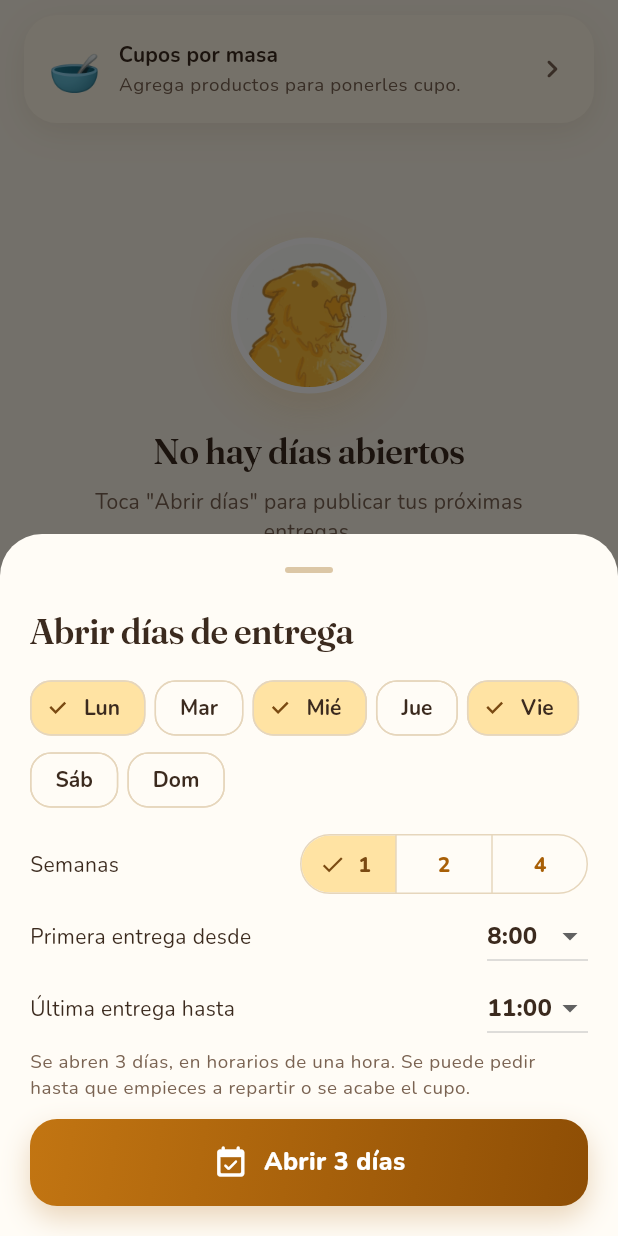
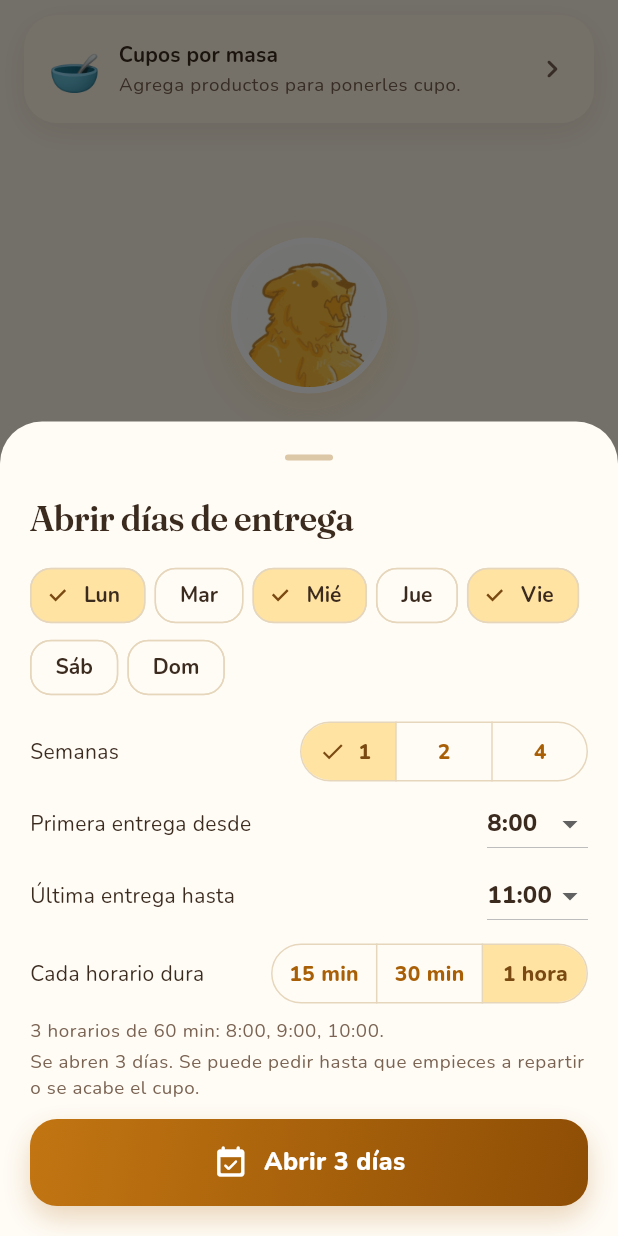
Before and after one commit to TheRobotMan74/panaderoso-pedidos, a Flutter app: the CalendarPage screen opened directly, after a tap on "Abrir días", on a phone screen of 412 x 824 dp. Run offline on Flutter 3.47's test engine with Material 3 defaults, Android fonts, the phone set to English and light mode, and no system bars; our stand-ins replace cloud_firestore, cloud_functions, firebase_auth, firebase_core, firebase_messaging, firebase_storage and 7 more; missing offline and left inert: dart:js_interop, firebase_app_check, shorebird_code_push; accounts and stored records are empty.

Commit message:
Horarios de 15, 30 o 60 minutos al abrir o editar un día
El dueño elige la primera y última entrega en cuartos de hora y cuánto
dura cada horario, con vista previa. El pedido guarda la duración para
mostrar "8:15 a 8:30" en todas las pantallas; moverDia acepta hasta 96
horarios y solo 15/30/60 min.

Co-Authored-By: Claude Opus 5.5 <noreply@anthropic.com>
Claude-Session: https://claude.ai/code/session_01D5weZguS2NMTHznP4Apwna

```diff
--- a/lib/logic/schedule.dart
+++ b/lib/logic/schedule.dart
@@ -10,17 +10,39 @@ DateTime parseDateKey(String key) {
 }
 
 /// Horarios de una hora entre [startHour] y [endHour], por ejemplo 8 a 11 → 08:00, 09:00, 10:00.
-List<String> hourlySlots(int startHour, int endHour) => [
-      for (var h = startHour; h < endHour; h++) '${h.toString().padLeft(2, '0')}:00',
+List<String> hourlySlots(int startHour, int endHour) => slotsBetween(startHour * 60, endHour * 60, 60);
+
+/// Minutos desde medianoche → "08:15".
+String slotKey(int minutes) =>
+    '${(minutes ~/ 60).toString().padLeft(2, '0')}:${(minutes % 60).toString().padLeft(2, '0')}';
+
+/// "08:15" → 495 minutos desde medianoche.
+int slotMinute(String slot) {
+  final p = slot.split(':');
+  return int.parse(p[0]) * 60 + (p.length > 1 ? int.parse(p[1]) : 0);
+}
+
+/// Minutos desde medianoche → "8:15", como se le enseña a la gente.
+String clockLabel(int minutes) => '${minutes ~/ 60}:${(minutes % 60).toString().padLeft(2, '0')}';
+
+/// Horarios de [every] minutos entre [startMin] y [endMin] (minutos desde
+/// medianoche). Por ejemplo 8:00 a 9:00 cada 15 → 08:00, 08:15, 08:30, 08:45.
+/// Si el último no cabe completo, no se incluye.
+List<String> slotsBetween(int startMin, int endMin, int every) => [
+      if (every > 0)
+        for (var m = startMin; m + every <= endMin; m += every) slotKey(m),
     ];
+
+/// Duraciones de horario que puede elegir el dueño.
+const slotLengths = [15, 30, 60];
+
+/// Horas que se pueden elegir para abrir y cerrar un día: de 5:00 a 22:00 en cuartos de hora.
+final dayTimeChoices = [for (var m = 5 * 60; m <= 22 * 60; m += 15) m];
 
 /// Texto del horario, por ejemplo "08:00" con 60 minutos → "8:00 a 9:00".
 String slotLabel(String slot, {int minutes = 60}) {
-  final p = slot.split(':').map(int.parse).toList();
-  final start = p[0] * 60 + p[1];
-  final end = start + minutes;
-  String fmt(int m) => '${m ~/ 60}:${(m % 60).toString().padLeft(2, '0')}';
-  return '${fmt(start)} a ${fmt(end)}';
+  final start = slotMinute(slot);
+  return '${clockLabel(start)} a ${clockLabel(start + minutes)}';
 }
 
 /// Días a los que el cliente todavía puede pedir, ordenados por fecha:
--- a/lib/models.dart
+++ b/lib/models.dart
@@ -250,6 +250,10 @@ class BakeryOrder {
   final String? movedFromDate;
   final String? movedFromSlot;
 
+  /// Duración del horario en minutos (la pone el servidor al pedir o mover; antes siempre era 60).
+  final int slotMinutes;
+  final int movedFromMinutes;
+
   const BakeryOrder({
     required this.id,
     required this.customerId,
@@ -273,6 +277,8 @@ class BakeryOrder {
     this.nearNotified = false,
     this.movedFromDate,
     this.movedFromSlot,
+    this.slotMinutes = 60,
+    this.movedFromMinutes = 60,
   });
 
   bool get wasMoved => movedFromDate != null;
@@ -313,6 +319,8 @@ class BakeryOrder {
         nearNotified: m['nearNotified'] as bool? ?? false,
         movedFromDate: (m['movedFrom'] as Map?)?['date'] as String?,
         movedFromSlot: (m['movedFrom'] as Map?)?['slot'] as String?,
+        slotMinutes: (m['slotMinutes'] as num?)?.toInt() ?? 60,
+        movedFromMinutes: ((m['movedFrom'] as Map?)?['slotMinutes'] as num?)?.toInt() ?? 60,
       );
 
   /// Datos que escribe el cliente al crear el pedido.
--- a/lib/ui/owner/calendar_page.dart
+++ b/lib/ui/owner/calendar_page.dart
@@ -149,7 +149,7 @@ class _DayTile extends StatelessWidget {
     if (day.slots.isEmpty) return 'Sin horarios';
     final first = slotLabel(day.slots.first, minutes: day.slotMinutes).split(' a ').first;
     final last = slotLabel(day.slots.last, minutes: day.slotMinutes).split(' a ').last;
-    return '$first a $last';
+    return day.slotMinutes == 60 ? '$first a $last' : '$first a $last · cada ${day.slotMinutes} min';
   }
 
   void _editStock(BuildContext context) => showModalBottomSheet<void>(
@@ -594,10 +594,11 @@ class _MoveDaySheet extends StatefulWidget {
 
 class _MoveDaySheetState extends State<_MoveDaySheet> {
   late String _date = widget.day.date;
-  late int _startHour = widget.day.slots.isEmpty ? 8 : int.parse(widget.day.slots.first.split(':')[0]);
-  late int _endHour = widget.day.slots.isEmpty
-      ? 11
-      : int.parse(widget.day.slots.last.split(':')[0]) + (widget.day.slotMinutes / 60).ceil();
+  late int _every = slotLengths.contains(widget.day.slotMinutes) ? widget.day.slotMinutes : 60;
+  late int _start = _nearestChoice(widget.day.slots.isEmpty ? 8 * 60 : slotMinute(widget.day.slots.first));
+  late int _end = _nearestChoice(widget.day.slots.isEmpty
+      ? 11 * 60
+      : slotMinute(widget.day.slots.last) + widget.day.slotMinutes);
   bool _busy = false;
 
   /// Hoy y los próximos 4 semanas.
@@ -614,7 +615,8 @@ class _MoveDaySheetState extends State<_MoveDaySheet> {
       final told = await Repo.instance.moveDeliveryDay(
         from: widget.day.date,
         to: _date,
-        slots: hourlySlots(_startHour, _endHour),
+        slots: slotsBetween(_start, _end, _every),
+        slotMinutes: _every,
       );
       if (!mounted) return;
       Navigator.pop(context);
@@ -630,26 +632,15 @@ class _MoveDaySheetState extends State<_MoveDaySheet> {
     }
   }
 
-  Widget _hourPicker(String label, int value, ValueChanged<int> onChanged) => Row(
-        children: [
-          Expanded(child: Text(label)),
-          DropdownButton<int>(
-            value: value,
-            items: [
-              for (var h = 5; h <= 22; h++) DropdownMenuItem(value: h, child: Text('$h:00')),
-            ],
-            onChanged: (v) => setState(() => onChanged(v!)),
-          ),
-        ],
-      );
-
   @override
   Widget build(BuildContext context) {
     final theme = Theme.of(context);
     final dates = _dates;
-    final newSlots = hourlySlots(_startHour, _endHour);
-    final changed = _date != widget.day.date || newSlots.join() != widget.day.slots.join();
-    final valid = _endHour > _startHour && !_taken(_date) && changed;
+    final newSlots = slotsBetween(_start, _end, _every);
+    final changed = _date != widget.day.date ||
+        newSlots.join() != widget.day.slots.join() ||
+        _every != widget.day.slotMinutes;
+    final valid = newSlots.isNotEmpty && !_taken(_date) && changed;
     final n = widget.pendingOrders;
     return Padding(
       padding: EdgeInsets.fromLTRB(20, 0, 20, 20 + MediaQuery.of(context).viewInsets.bottom),
@@ -706,8 +697,16 @@ class _MoveDaySheetState extends State<_MoveDaySheet> {
             ),
           ),
           const SizedBox(height: 10),
-          _hourPicker('Primera entrega desde', _startHour, (v) => _startHour = v),
-          _hourPicker('Última entrega hasta', _endHour, (v) => _endHour = v),
+          _SlotPicker(
+            start: _start,
+            end: _end,
+            every: _every,
+            onChanged: (start, end, every) => setState(() {
+              _start = start;
+              _end = end;
+              _every = every;
+            }),
+          ),
           const SizedBox(height: 6),
           Text(
             n == 0
@@ -743,8 +742,9 @@ class _OpenDaysSheetState extends State<_OpenDaysSheet> {
   static const _weekdayNames = ['Lun', 'Mar', 'Mié', 'Jue', 'Vie', 'Sáb', 'Dom'];
   final Set<int> _weekdays = {DateTime.monday, DateTime.wednesday, DateTime.friday};
   int _weeks = 1;
-  int _startHour = 8;
-  int _endHour = 11;
+  int _start = 8 * 60;
+  int _end = 11 * 60;
+  int _every = 60;
   bool _busy = false;
   late final _stock = {for (final g in widget.groups) g.key: TextEditingController()};
 
@@ -773,33 +773,18 @@ class _OpenDaysSheetState extends State<_OpenDaysSheet> {
       await Repo.instance.saveDeliveryDay(DeliveryDay(
         date: date,
         open: true,
-        slots: hourlySlots(_startHour, _endHour),
+        slots: slotsBetween(_start, _end, _every),
+        slotMinutes: _every,
       ));
       if (stock.isNotEmpty) await Repo.instance.setDayStock(date, stock);
     }
     if (mounted) Navigator.pop(context);
   }
 
-  Widget _hourPicker(String label, int value, ValueChanged<int> onChanged,
-      {int min = 5, int max = 22}) {
-    return Row(
-      children: [
-        Expanded(child: Text(label)),
-        DropdownButton<int>(
-          value: value,
-          items: [
-            for (var h = min; h <= max; h++) DropdownMenuItem(value: h, child: Text('$h:00')),
-          ],
-          onChanged: (v) => setState(() => onChanged(v!)),
-        ),
-      ],
-    );
-  }
-
   @override
   Widget build(BuildContext context) {
     final dates = _dates;
-    final valid = _endHour > _startHour && dates.isNotEmpty;
+    final valid = slotsBetween(_start, _end, _every).isNotEmpty && dates.isNotEmpty;
     return Padding(
       padding: EdgeInsets.fromLTRB(20, 0, 20, 20 + MediaQuery.of(context).viewInsets.bottom),
       child: SingleChildScrollView(
@@ -835,8 +820,16 @@ class _OpenDaysSheetState extends State<_OpenDaysSheet> {
                 ),
               ],
             ),
-            _hourPicker('Primera entrega desde', _startHour, (v) => _startHour = v),
-            _hourPicker('Última entrega hasta', _endHour, (v) => _endHour = v),
+            _SlotPicker(
+              start: _start,
+              end: _end,
+              every: _every,
+              onChanged: (start, end, every) => setState(() {
+                _start = start;
+                _end = end;
+                _every = every;
+              }),
+            ),
             if (widget.groups.isNotEmpty) ...[
               const SizedBox(height: 10),
               Text('Cupo de panes por día (opcional)', style: Theme.of(context).textTheme.titleSmall),
@@ -847,7 +840,7 @@ class _OpenDaysSheetState extends State<_OpenDaysSheet> {
             Text(
               dates.isEmpty
                   ? 'Elige al menos un día.'
-                  : 'Se abren ${dates.length} días, en horarios de una hora. '
+                  : 'Se abren ${dates.length} días. '
                       'Se puede pedir hasta que empieces a repartir o se acabe el cupo.',
               style: Theme.of(context).textTheme.bodySmall,
             ),
@@ -864,3 +857,73 @@ class _OpenDaysSheetState extends State<_OpenDaysSheet> {
     );
   }
 }
+
+/// Redondea a la hora elegible más cercana (cuartos de hora de 5:00 a 22:00).
+int _nearestChoice(int minutes) =>
+    dayTimeChoices.reduce((a, b) => (a - minutes).abs() <= (b - minutes).abs() ? a : b);
+
+/// Hora de inicio, hora final y cada cuánto hay horario (15, 30 o 60 minutos),
+/// con una vista previa de los horarios que van a ver los clientes.
+class _SlotPicker extends StatelessWidget {
+  final int start;
+  final int end;
+  final int every;
+  final void Function(int start, int end, int every) onChanged;
+  const _SlotPicker({required this.start, required this.end, required this.every, required this.onChanged});
+
+  Widget _time(String label, int value, ValueChanged<int> pick) => Row(
+        children: [
+          Expanded(child: Text(label)),
+          DropdownButton<int>(
+            value: value,
+            menuMaxHeight: 320,
+            items: [
+              for (final m in dayTimeChoices) DropdownMenuItem(value: m, child: Text(clockLabel(m))),
+            ],
+            onChanged: (v) => pick(v!),
+          ),
+        ],
+      );
+
+  @override
+  Widget build(BuildContext context) {
+    final theme = Theme.of(context);
+    final slots = slotsBetween(start, end, every);
+    final String preview;
+    if (end <= start) {
+      preview = 'La última entrega tiene que ser después de la primera.';
+    } else if (slots.isEmpty) {
+      preview = 'No cabe ni un horario de $every min. Amplía las horas o elige horarios más cortos.';
+    } else {
+      final labels = [for (final s in slots) clockLabel(slotMinute(s))];
+      final shown = labels.length <= 8 ? labels.join(', ') : '${labels.take(6).join(', ')} … ${labels.last}';
+      final last = slotMinute(slots.last) + every;
+      preview = '${slots.length} ${slots.length == 1 ? 'horario' : 'horarios'} de $every min: $shown'
+          '${last < end ? ' (lo último que no cabe completo se queda fuera)' : ''}.';
+    }
+    return Column(
+      crossAxisAlignment: CrossAxisAlignment.start,
+      children: [
+        _time('Primera entrega desde', start, (v) => onChanged(v, end, every)),
+        _time('Última entrega hasta', end, (v) => onChanged(start, v, every)),
+        const SizedBox(height: 4),
+        Row(
+          children: [
+            const Expanded(child: Text('Cada horario dura')),
+            SegmentedButton<int>(
+              showSelectedIcon: false,
+              segments: [
+                for (final m in slotLengths)
+                  ButtonSegment(value: m, label: Text(m == 60 ? '1 hora' : '$m min')),
+              ],
+              selected: {every},
+              onSelectionChanged: (s) => onChanged(start, end, s.first),
+            ),
+          ],
+        ),
+        const SizedBox(height: 6),
+        Text(preview, style: theme.textTheme.bodySmall),
+      ],
+    );
+  }
+}
--- a/lib/ui/owner/day_route_map.dart
+++ b/lib/ui/owner/day_route_map.dart
@@ -113,7 +113,7 @@ class _DayRouteMapState extends State<DayRouteMap> {
         zIndexInt: done ? 1 : 2,
         infoWindow: InfoWindow(
           title: '${i + 1}. ${o.customerName}',
-          snippet: '${slotLabel(o.slot)} · ${o.pieces} pzas${done ? ' · entregado' : ''}',
+          snippet: '${slotLabel(o.slot, minutes: o.slotMinutes)} · ${o.pieces} pzas${done ? ' · entregado' : ''}',
         ),
       ));
     }
@@ -284,7 +284,8 @@ class _DayRouteMapState extends State<DayRouteMap> {
                     decoration: BoxDecoration(color: colorForSlot(slots, s), shape: BoxShape.circle),
                   ),
                   const SizedBox(width: 4),
-                  Text(slotLabel(s), style: theme.textTheme.bodySmall),
+                  Text(slotLabel(s, minutes: widget.stops.firstWhere((o) => o.slot == s).slotMinutes),
+                      style: theme.textTheme.bodySmall),
                 ],
               ),
           ],
--- a/lib/ui/owner/orders_page.dart
+++ b/lib/ui/owner/orders_page.dart
@@ -200,7 +200,7 @@ class _OrdersPageState extends State<OrdersPage> {
                           const Icon(Icons.schedule_rounded, size: 14, color: Pan.tostado),
                           const SizedBox(width: 4),
                           Text(
-                            slotLabel(o.slot),
+                            slotLabel(o.slot, minutes: o.slotMinutes),
                             style: const TextStyle(fontWeight: FontWeight.w800, color: Pan.tostado),
                           ),
                         ],
@@ -496,7 +496,7 @@ class _OrderCard extends StatelessWidget {
     final next = _next[o.status];
     final moved = o.wasMoved
         ? 'Movido del ${dayLabel(o.movedFromDate!)}'
-            '${o.movedFromSlot == null ? '' : ', ${slotLabel(o.movedFromSlot!)}'}'
+            '${o.movedFromSlot == null ? '' : ', ${slotLabel(o.movedFromSlot!, minutes: o.movedFromMinutes)}'}'
         : null;
     final isCash = o.paymentMethod == PaymentMethod.efectivo;
     final (accent, _, _) = statusStyle(o.status);
--- a/lib/ui/owner/route_editor_page.dart
+++ b/lib/ui/owner/route_editor_page.dart
@@ -291,7 +291,7 @@ class _StopRow extends StatelessWidget {
                   spacing: 8,
                   children: [
                     Text(
-                      slotLabel(order.slot),
+                      slotLabel(order.slot, minutes: order.slotMinutes),
                       style: theme.textTheme.bodySmall!.copyWith(fontWeight: FontWeight.w700, color: color),
                     ),
                     if (!order.hasLocation) Text('· sin casa en el mapa', style: theme.textTheme.bodySmall),
```
Also changed, not shown: lib/logic/demand.dart (+7 -3 lines), lib/ui/customer/my_orders_page.dart (+4 -4 lines), lib/ui/owner/demand_page.dart (+4 -3 lines), 2 other files.
